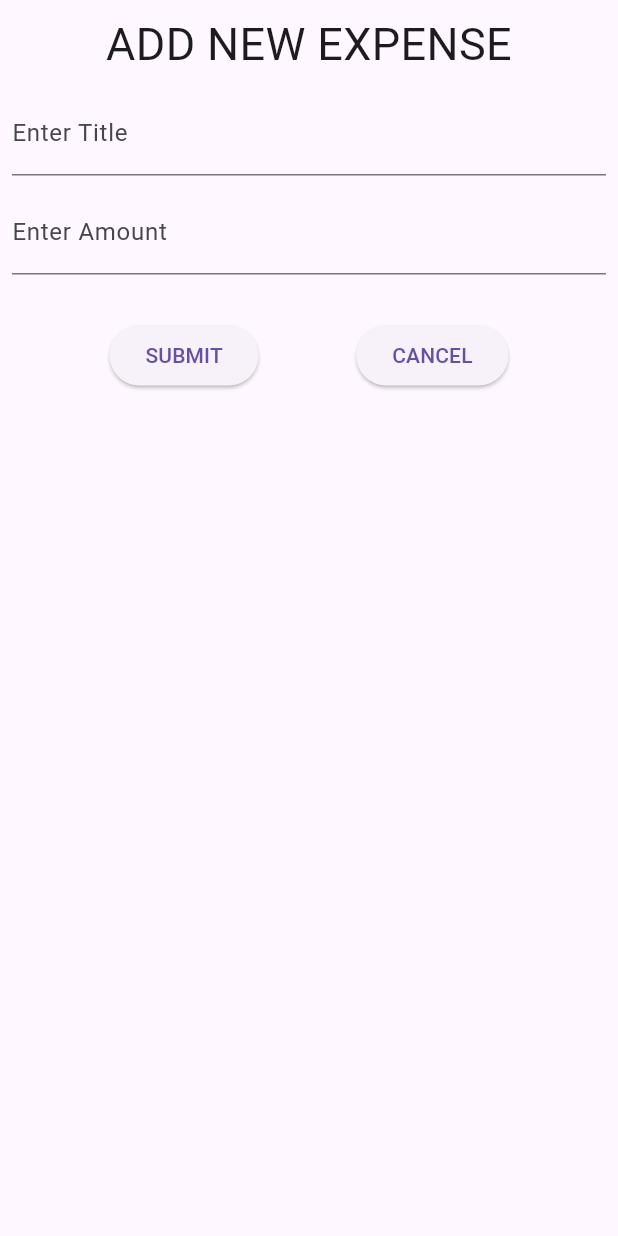
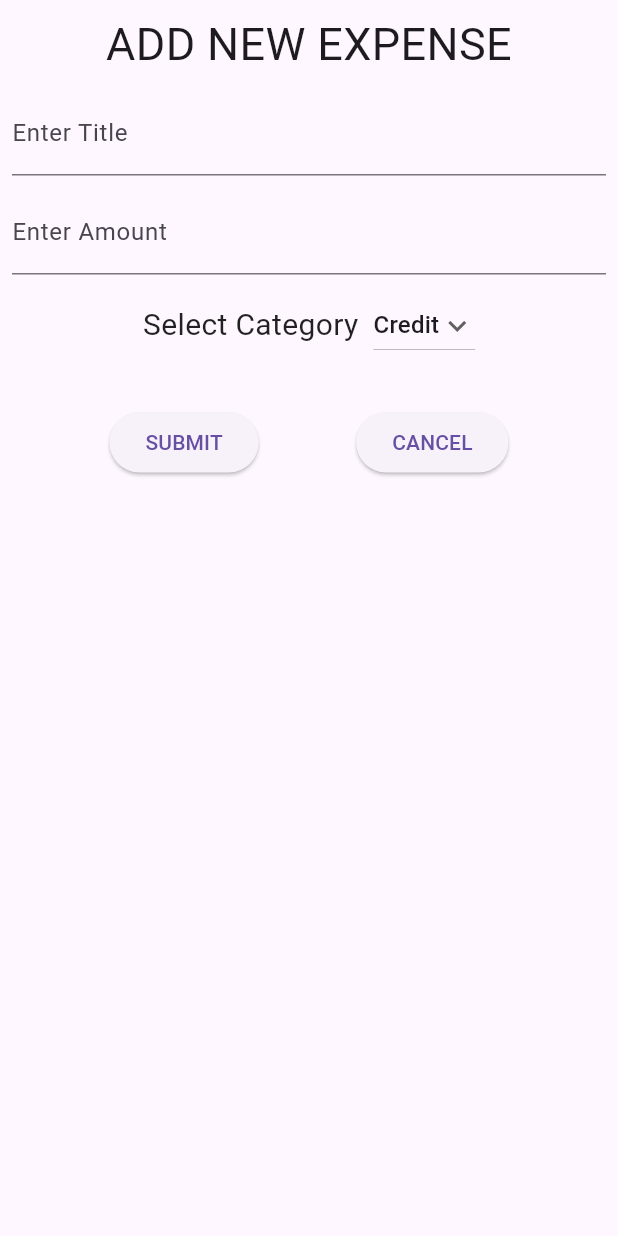
Before and after one commit to mrigankrai05/expensetracker, a Flutter app: the screen it shows after launch, after a tap on the "add" icon, on a phone screen of 412 x 824 dp. Run offline on Flutter 3.47's test engine with Material 3 defaults, Android fonts, the phone set to English and light mode, and no system bars.

Commit message:
added debit and credit

```diff
--- a/lib/expenselist.dart
+++ b/lib/expenselist.dart
@@ -11,12 +11,14 @@ class Expenselist extends StatelessWidget {
     return ListView.builder(
       itemCount: expense.length,
       itemBuilder: (ctx, index) => Card(
-        color: const Color.fromARGB(255, 213, 209, 209),
+        color: expense[index].category.name == "Credit"? const Color.fromARGB(255, 125, 210, 128) : const Color.fromARGB(255, 253, 99, 88),
         margin: EdgeInsets.all(8),
         child: Column(
           children: [
             Row(
               mainAxisAlignment: MainAxisAlignment.spaceAround,
+              children: [
+                Column(
                   children: [
                     Padding(
                       padding: const EdgeInsets.fromLTRB(8.0, 8.0, 8.0, 2.0),
@@ -24,6 +26,10 @@ class Expenselist extends StatelessWidget {
                         "AMOUNT :- ${expense[index].amount}",
                         style: TextStyle(fontSize: 18.0),
                       ),
+                    ),
+                    Text("${expense[index].category.name}",
+                        style: TextStyle(fontSize: 18.0)),
+                  ],
                 ),
                 Column(
                   crossAxisAlignment: CrossAxisAlignment.start,
--- a/lib/expenseview.dart
+++ b/lib/expenseview.dart
@@ -14,12 +14,24 @@ class _ExpenseviewState extends State<Expenseview> {
   double amount = 0;
   DateTime? date;
   double totalamount = 0;
-  double totalsum() {
+  String category = "Credit";
+  double totalcredit = 0;
+  double totaldebit = 0;
+
+  List<double> totalsum() {
     amount = 0;
+    totalcredit = 0;
+    totaldebit = 0;
     for (Expensemodel i in expense) {
-      amount += i.amount;
+      if (i.category.name == "Credit") {
+        totalcredit += i.amount;
       }
-    return amount;
+      else {
+        totaldebit += i.amount;
+      }
+      amount =totalcredit - totaldebit;
+    }
+    return [amount, totalcredit, totaldebit];
   }
 
   void deletedata(Expensemodel a) {
@@ -40,7 +52,9 @@ class _ExpenseviewState extends State<Expenseview> {
                   onPressed: () {
                     setState(() {
                       expense.remove(a);
-                      totalamount = totalsum();
+                      totalamount = totalsum()[0];
+                      totalcredit = totalsum()[1];
+                      totaldebit = totalsum()[2];
                     });
                     Navigator.of(ctx).pop();
                   },
@@ -63,15 +77,17 @@ class _ExpenseviewState extends State<Expenseview> {
   void adddata() {
     if (title.isNotEmpty && amount > 0) {
       setState(() {
-        expense.insert(
-          0,
+        expense.insert(0,
         Expensemodel(
               title: title.toUpperCase(),
               amount: amount,
               date: DateTime.now(),
-          ),
+              category:
+              category == "Credit" ? Category.Credit : Category.Debit),
         );
-        totalamount = totalsum();
+        totalamount = totalsum()[0];
+        totalcredit = totalsum()[1];
+        totaldebit = totalsum()[2];
       });
       title = "";
       amount = 0;
@@ -102,6 +118,8 @@ class _ExpenseviewState extends State<Expenseview> {
     showDialog(
       context: context,
       builder: (ctx) {
+        return StatefulBuilder(
+          builder: (BuildContext context, StateSetter setState) {
             return Scaffold(
               body: Padding(
                 padding: const EdgeInsets.all(8.0),
@@ -132,11 +150,45 @@ class _ExpenseviewState extends State<Expenseview> {
                         amount = double.parse(value);
                       },
                     ),
+                    SizedBox(height: 10.0),
+                    Row(
+                      mainAxisAlignment: MainAxisAlignment.center,
+                      children: [
+                        Text(
+                          "Select Category",
+                          style:
+                              TextStyle(fontSize: 20.0, color: Colors.black87),
+                        ),
+                        SizedBox(width: 10.0),
+                        DropdownButton(
+                          value: category,
+                          icon: Icon(Icons.keyboard_arrow_down),
+                          items: [
+                            DropdownMenuItem(
+                              child: Text("Credit"),
+                              value: "Credit",
+                            ),
+                            DropdownMenuItem(
+                              child: Text("Debit"),
+                              value: "Debit",
+                            )
+                          ],
+                          onChanged: (value) {
+                            setState(
+                              () {
+                                category = value!;
+                              },
+                            );
+                          },
+                        ),
+                      ],
+                    ),
                     SizedBox(height: 30.0),
                     Row(
                       mainAxisAlignment: MainAxisAlignment.spaceEvenly,
                       children: [
-                    ElevatedButton(onPressed: adddata, child: Text("SUBMIT")),
+                        ElevatedButton(
+                            onPressed: adddata, child: Text("SUBMIT")),
                         ElevatedButton(
                           onPressed: () {
                             Navigator.of(ctx).pop();
@@ -148,6 +200,8 @@ class _ExpenseviewState extends State<Expenseview> {
                   ],
                 ),
               ),
+            );
+          },
         );
       },
     );
@@ -176,15 +230,33 @@ class _ExpenseviewState extends State<Expenseview> {
       ),
       body: Column(
         crossAxisAlignment:
-            CrossAxisAlignment.stretch, // Stretch to fill the width
+            CrossAxisAlignment.stretch,
         children: [
           Column(
             children: [
-              SizedBox(height: 10.0), // Add spacing between elements
+              SizedBox(height: 10.0),
               Text(
-                "TOTAL EXPENSES: ₹$totalamount",
+                "NET BALANCE: ₹$totalamount",
                 style: TextStyle(
-                  fontSize: 22.0,
+                  fontSize: 20.0,
+                  fontWeight: FontWeight.w600,
+                  color: Colors.black87,
+                ),
+              ),
+              SizedBox(height: 10.0),
+              Text(
+                "TOTAL CREDIT: ₹$totalcredit",
+                style: TextStyle(
+                  fontSize: 20.0,
+                  fontWeight: FontWeight.w600,
+                  color: Colors.black87,
+                ),
+              ),
+              SizedBox(height: 10.0),
+              Text(
+                "TOTAL DEBIT: ₹$totaldebit",
+                style: TextStyle(
+                  fontSize: 20.0,
                   fontWeight: FontWeight.w600,
                   color: Colors.black87,
                 ),
--- a/lib/models/expensemodel.dart
+++ b/lib/models/expensemodel.dart
@@ -1,4 +1,9 @@
 import 'package:uuid/uuid.dart';
+
+enum Category {
+  Credit,
+  Debit
+}
 
 class Expensemodel {
   Expensemodel(
@@ -6,11 +11,12 @@ class Expensemodel {
     required this.title,
     required this.amount,
     required this.date,
+    required this.category,
   }): id = Uuid().v4();
 
   final String id;
   final String title;
   final double amount;
   final DateTime date;
-
+  final Category category;
 }
```
Lines whose indentation alone changed are shown as unchanged.
